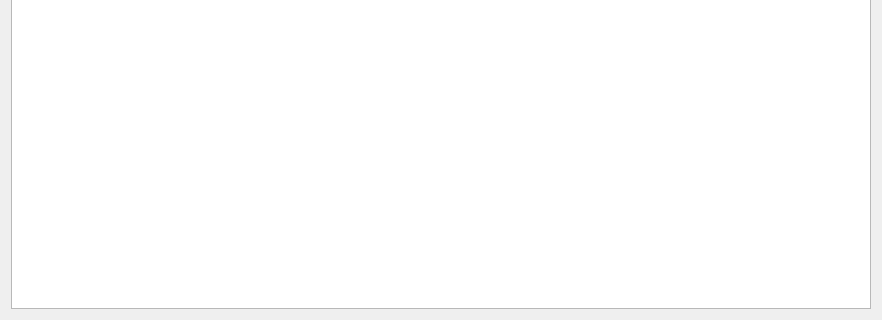
Before: the Qt Designer form modules/UI/src/moviestable.ui in PerryVrajnitorincul26/proiectMCPP, drawn with Qt 5; both pictures show x 0 to 882 and y 219 to 539 of the 882 by 539 pixel window.
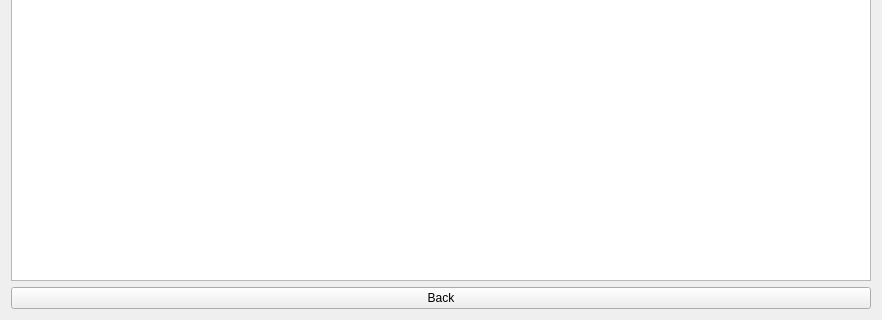
After: the same form once the commit is applied.

Commit message: Created a SIGNAL in movie list page (moviestable.cpp) that returns in first page from stacked widget(wrapper.cpp) with moveHome SLOT.

Patch:
```diff
--- a/modules/UI/src/moviestable.ui
+++ b/modules/UI/src/moviestable.ui
@@ -63,6 +63,13 @@
    <item>
     <widget class="QTableView" name="tableView"/>
    </item>
+   <item>
+    <widget class="QPushButton" name="pushButton_back">
+     <property name="text">
+      <string>Back</string>
+     </property>
+    </widget>
+   </item>
   </layout>
  </widget>
  <resources/>
```
The commit also changes 3 other files.
